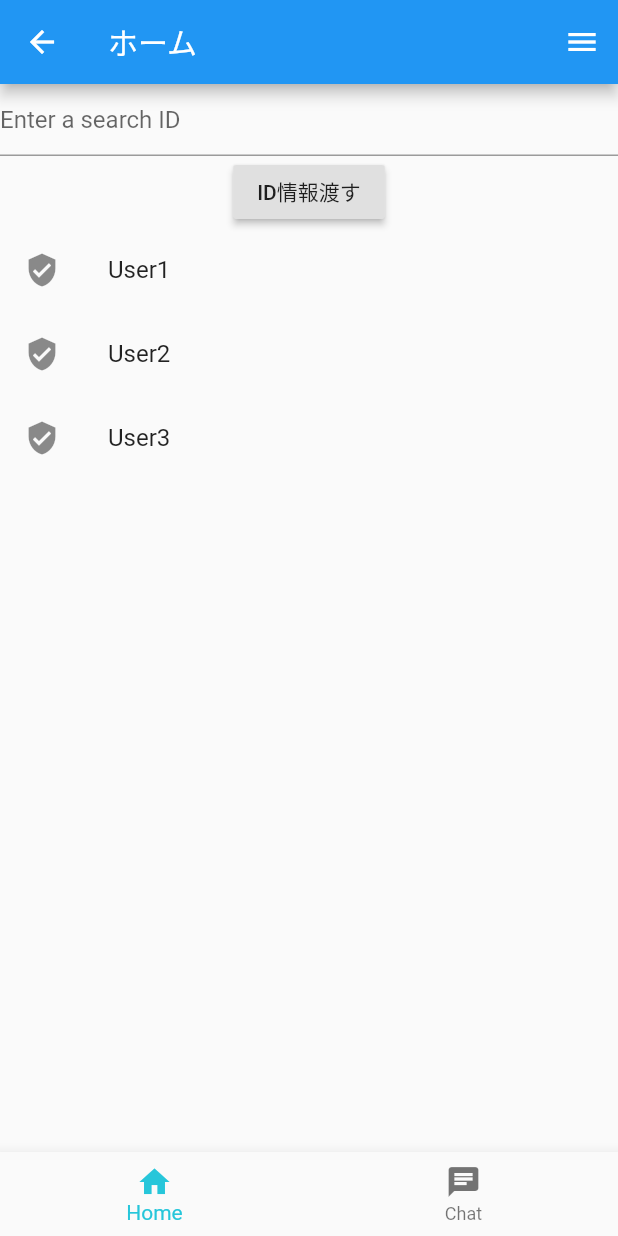
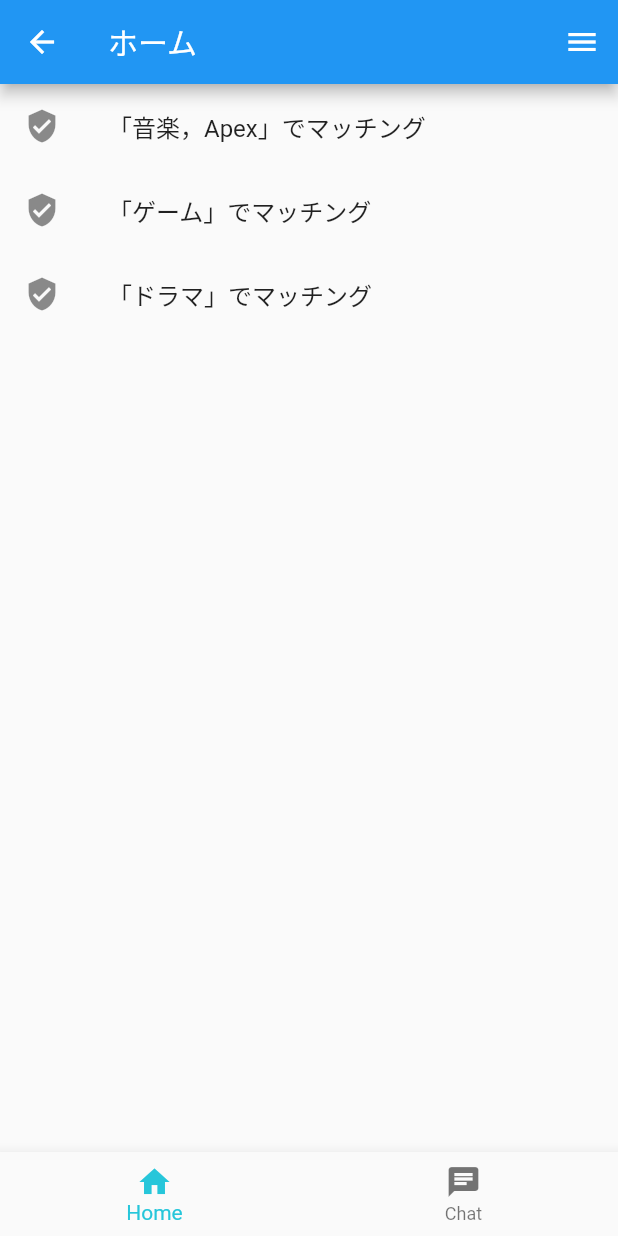
Before and after one commit to enpitut2021/ring_editile, a Flutter app: the screen it shows after launch, after a tap on "Home", on a phone screen of 412 x 824 dp. Run offline on Flutter 3.47's test engine with Material 2 defaults, Android fonts, the phone set to English and light mode, and no system bars; our stand-ins replace dio, font_awesome_flutter, html_unescape, shared_preferences; accounts and stored records are empty; network calls fail.

Commit message:
improve: home design

```diff
--- a/lib/page/home.dart
+++ b/lib/page/home.dart
@@ -50,37 +50,51 @@ class _Home extends State<Home> {
         width: double.infinity,
         child: Column(
           children: [
-            TextField(
-              decoration: InputDecoration(
-                hintText: 'Enter a search ID',
-              ),
-              onChanged: (text) {
-                // text = privateID;
-                privateID = text;
-                print(privateID);
-              },
-            ),
-            RaisedButton(
-              child: Text('ID情報渡す'),
-              onPressed: () {
+            // TextField(
+            //   decoration: InputDecoration(
+            //     hintText: 'Enter a search ID',
+            //   ),
+            //   onChanged: (text) {
+            //     // text = privateID;
+            //     privateID = text;
+            //     print(privateID);
+            //   },
+            // ),
+            // RaisedButton(
+            //   child: Text('ID情報渡す'),
+            //   onPressed: () {
+            //     Navigator.push(
+            //       context,
+            //       MaterialPageRoute(
+            //           builder: (context) => ChatDemo(privateID, widget.auth)),
+            //     );
+            //   },
+            // ),
+            ListTile(
+              leading: Icon(Icons.verified_user),
+              title: Text('「音楽，Apex」でマッチング'),
+                onTap: () {
                 Navigator.push(
                   context,
                   MaterialPageRoute(
-                      builder: (context) => ChatDemo(privateID, widget.auth)),
+                      builder: (context) => ChatDemo('user:6195', widget.auth)),
                 );
               },
             ),
             ListTile(
               leading: Icon(Icons.verified_user),
-              title: Text('User1'),
+              title: Text('「ゲーム」でマッチング'),
+                onTap: () {
+                Navigator.push(
+                  context,
+                  MaterialPageRoute(
+                      builder: (context) => ChatDemo('user:6194', widget.auth)),
+                );
+              },
             ),
             ListTile(
               leading: Icon(Icons.verified_user),
-              title: Text('User2'),
-            ),
-            ListTile(
-              leading: Icon(Icons.verified_user),
-              title: Text('User3'),
+              title: Text('「ドラマ」でマッチング'),
             ),
           ],
         ),
```
